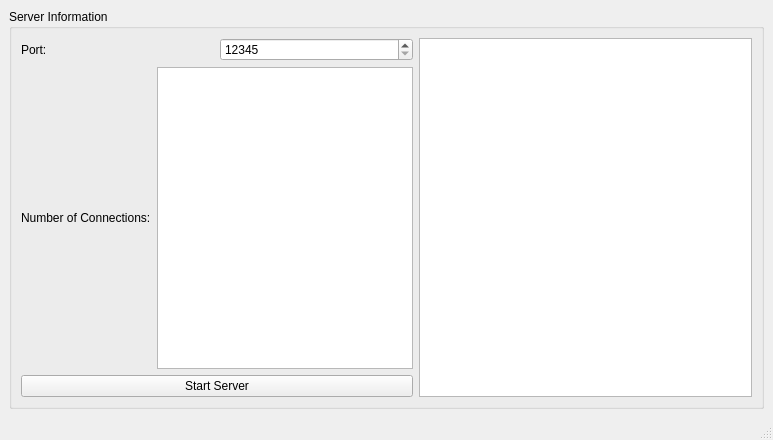
The window that Server/Server/mainwindow.ui (AmirHNzr/Poffer-Game-Project) describes before a commit, drawn with Qt 5.
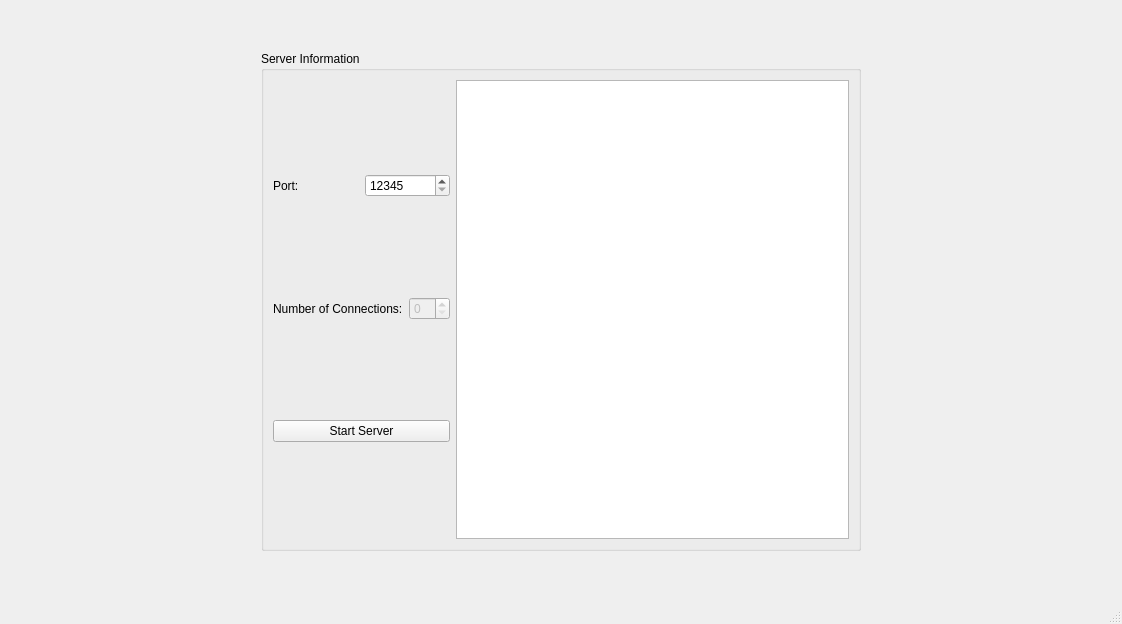
The same window after the commit.

What changed in the file:
```diff
--- a/Server/Server/mainwindow.ui
+++ b/Server/Server/mainwindow.ui
@@ -6,8 +6,8 @@
    <rect>
     <x>0</x>
     <y>0</y>
-    <width>773</width>
-    <height>440</height>
+    <width>1122</width>
+    <height>624</height>
    </rect>
   </property>
   <property name="windowTitle">
@@ -17,6 +17,12 @@
    <layout class="QHBoxLayout" name="horizontalLayout_3">
     <item>
      <widget class="QGroupBox" name="groupBox">
+      <property name="maximumSize">
+       <size>
+        <width>600</width>
+        <height>500</height>
+       </size>
+      </property>
       <property name="title">
        <string>Server Information</string>
       </property>
@@ -54,21 +60,9 @@
             </widget>
            </item>
            <item>
-            <widget class="QTextEdit" name="lnNumConnect">
-             <property name="sizePolicy">
-              <sizepolicy hsizetype="Expanding" vsizetype="Minimum">
-               <horstretch>0</horstretch>
-               <verstretch>0</verstretch>
-              </sizepolicy>
-             </property>
-             <property name="minimumSize">
-              <size>
-               <width>0</width>
-               <height>264</height>
-              </size>
-             </property>
-             <property name="readOnly">
-              <bool>true</bool>
+            <widget class="QSpinBox" name="spnConnection">
+             <property name="enabled">
+              <bool>false</bool>
              </property>
             </widget>
            </item>
@@ -85,6 +79,12 @@
        </item>
        <item>
         <widget class="QTextEdit" name="teServer">
+         <property name="maximumSize">
+          <size>
+           <width>500</width>
+           <height>500</height>
+          </size>
+         </property>
          <property name="readOnly">
           <bool>true</bool>
          </property>
```
